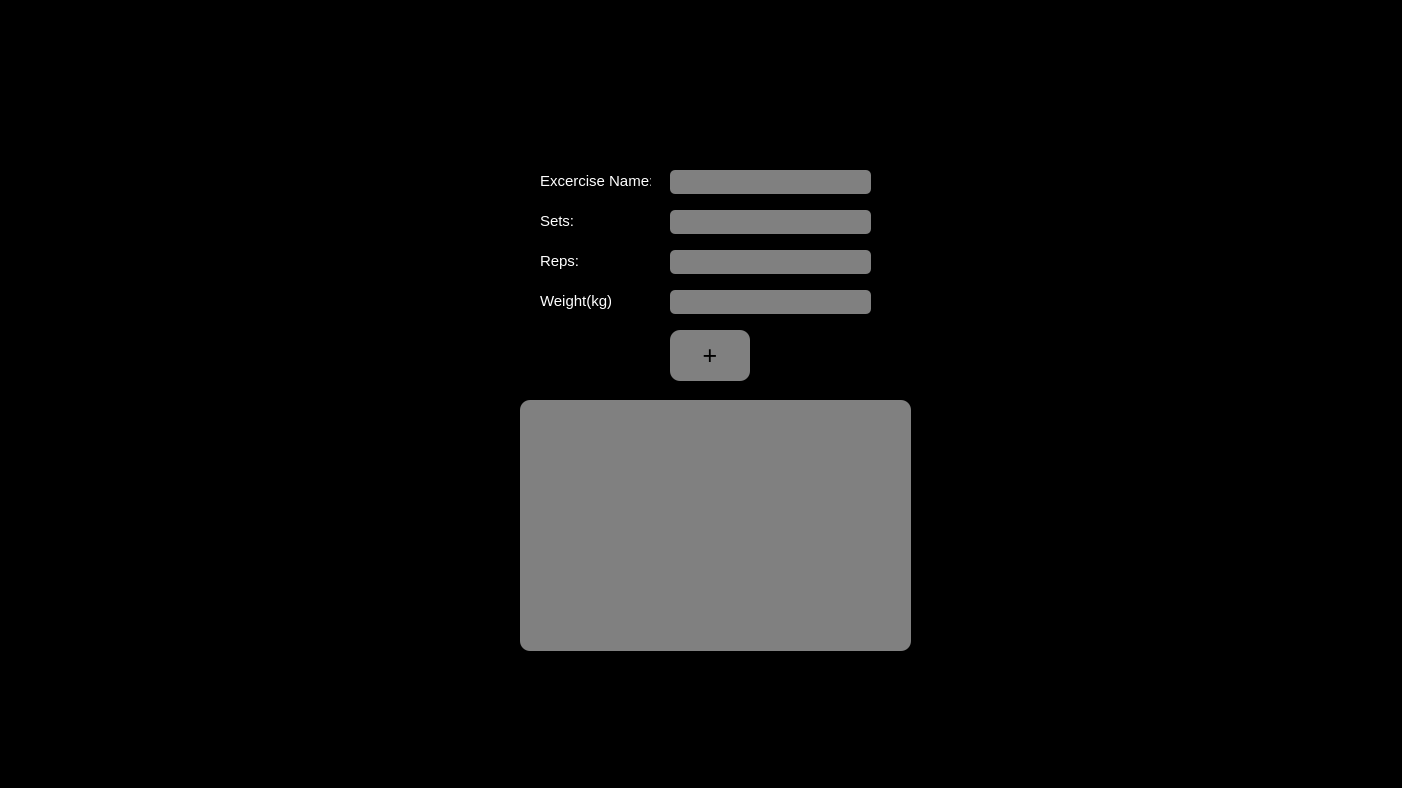
Before: the Qt Designer form mainwindow.ui in codify4/WorkoutBroGUI, drawn with Qt 5.
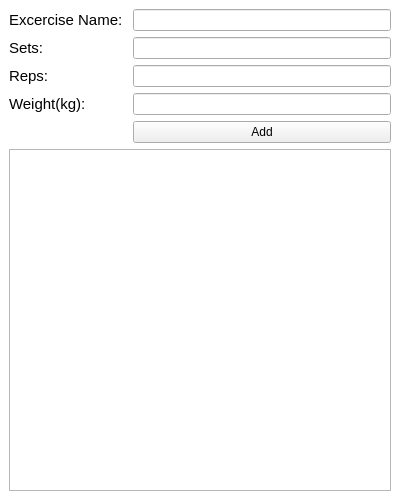
After: the same form once the commit is applied. Icons and pictures are not drawn.

Commit message: added delete feature + layout changes

The edit to the form file:
```diff
--- a/mainwindow.ui
+++ b/mainwindow.ui
@@ -6,223 +6,150 @@
    <rect>
     <x>0</x>
     <y>0</y>
-    <width>1402</width>
-    <height>788</height>
+    <width>400</width>
+    <height>500</height>
    </rect>
   </property>
+  <property name="sizePolicy">
+   <sizepolicy hsizetype="Preferred" vsizetype="Preferred">
+    <horstretch>0</horstretch>
+    <verstretch>0</verstretch>
+   </sizepolicy>
+  </property>
+  <property name="minimumSize">
+   <size>
+    <width>400</width>
+    <height>500</height>
+   </size>
+  </property>
+  <property name="maximumSize">
+   <size>
+    <width>1000</width>
+    <height>700</height>
+   </size>
+  </property>
+  <property name="font">
+   <font>
+    <family>Yu Gothic UI Semibold</family>
+    <bold>true</bold>
+   </font>
+  </property>
   <property name="windowTitle">
    <string>MainWindow</string>
   </property>
   <property name="styleSheet">
    <string notr="true">QMainWindow{
-	background-color:black;
+	background-color:white;
 }</string>
   </property>
   <widget class="QWidget" name="centralwidget">
-   <widget class="QLineEdit" name="name">
-    <property name="geometry">
-     <rect>
-      <x>670</x>
-      <y>170</y>
-      <width>201</width>
-      <height>24</height>
-     </rect>
-    </property>
-    <property name="styleSheet">
-     <string notr="true">QLineEdit{
-	background-color:gray;
+   <property name="enabled">
+    <bool>true</bool>
+   </property>
+   <property name="styleSheet">
+    <string notr="true"/>
+   </property>
+   <layout class="QGridLayout" name="gridLayout">
+    <item row="1" column="0">
+     <widget class="QLabel" name="setsLable">
+      <property name="styleSheet">
+       <string notr="true">QLabel{
+	color:black;
 	font-size:15px;
-	border-radius:5px;
 }</string>
-    </property>
-   </widget>
-   <widget class="QLineEdit" name="reps">
-    <property name="geometry">
-     <rect>
-      <x>670</x>
-      <y>250</y>
-      <width>201</width>
-      <height>24</height>
-     </rect>
-    </property>
-    <property name="styleSheet">
-     <string notr="true">QLineEdit{
-	background-color:gray;
+      </property>
+      <property name="text">
+       <string>Sets:</string>
+      </property>
+     </widget>
+    </item>
+    <item row="4" column="1">
+     <widget class="QPushButton" name="btnAdd">
+      <property name="cursor">
+       <cursorShape>PointingHandCursor</cursorShape>
+      </property>
+      <property name="text">
+       <string>Add</string>
+      </property>
+     </widget>
+    </item>
+    <item row="2" column="0">
+     <widget class="QLabel" name="repsLable">
+      <property name="styleSheet">
+       <string notr="true">QLabel{
+	color:black;
 	font-size:15px;
-	border-radius:5px;
 }</string>
-    </property>
-   </widget>
-   <widget class="QPushButton" name="btnAdd">
-    <property name="geometry">
-     <rect>
-      <x>670</x>
-      <y>330</y>
-      <width>80</width>
-      <height>51</height>
-     </rect>
-    </property>
-    <property name="styleSheet">
-     <string notr="true">QPushButton{
-	font-size:25px;
-	background-color:gray;
-	border-radius:10px;
-}</string>
-    </property>
-    <property name="text">
-     <string>+</string>
-    </property>
-   </widget>
-   <widget class="QListWidget" name="listWorkouts">
-    <property name="geometry">
-     <rect>
-      <x>520</x>
-      <y>400</y>
-      <width>391</width>
-      <height>251</height>
-     </rect>
-    </property>
-    <property name="styleSheet">
-     <string notr="true">QListWidget{
-	background-color:gray;
-	color:white;
+      </property>
+      <property name="text">
+       <string>Reps:</string>
+      </property>
+     </widget>
+    </item>
+    <item row="0" column="1">
+     <widget class="QLineEdit" name="name">
+      <property name="styleSheet">
+       <string notr="true"/>
+      </property>
+     </widget>
+    </item>
+    <item row="2" column="1">
+     <widget class="QLineEdit" name="reps">
+      <property name="styleSheet">
+       <string notr="true"/>
+      </property>
+     </widget>
+    </item>
+    <item row="5" column="0" colspan="2">
+     <widget class="QListWidget" name="listWorkouts">
+      <property name="styleSheet">
+       <string notr="true">QListWidget{
 	font-size:15px;
-	border-radius:10px;
 }</string>
-    </property>
-   </widget>
-   <widget class="QLabel" name="nameLabel">
-    <property name="geometry">
-     <rect>
-      <x>540</x>
-      <y>170</y>
-      <width>111</width>
-      <height>21</height>
-     </rect>
-    </property>
-    <property name="styleSheet">
-     <string notr="true">QLabel{
-	color:white;
+      </property>
+     </widget>
+    </item>
+    <item row="3" column="0">
+     <widget class="QLabel" name="weightLabel">
+      <property name="styleSheet">
+       <string notr="true">QLabel{
+	color:black;
 	font-size:15px;
 }</string>
-    </property>
-    <property name="text">
-     <string>Excercise Name: </string>
-    </property>
-   </widget>
-   <widget class="QLabel" name="repsLable">
-    <property name="geometry">
-     <rect>
-      <x>540</x>
-      <y>250</y>
-      <width>71</width>
-      <height>21</height>
-     </rect>
-    </property>
-    <property name="styleSheet">
-     <string notr="true">QLabel{
-	color:white;
+      </property>
+      <property name="text">
+       <string>Weight(kg):</string>
+      </property>
+     </widget>
+    </item>
+    <item row="0" column="0">
+     <widget class="QLabel" name="nameLabel">
+      <property name="styleSheet">
+       <string notr="true">QLabel{
+	color:black;
 	font-size:15px;
 }</string>
-    </property>
-    <property name="text">
-     <string>Reps:</string>
-    </property>
-   </widget>
-   <widget class="QLabel" name="weightLabel">
-    <property name="geometry">
-     <rect>
-      <x>540</x>
-      <y>290</y>
-      <width>71</width>
-      <height>21</height>
-     </rect>
-    </property>
-    <property name="styleSheet">
-     <string notr="true">QLabel{
-	color:white;
-	font-size:15px;
-}</string>
-    </property>
-    <property name="text">
-     <string>Weight(kg):</string>
-    </property>
-   </widget>
-   <widget class="QLineEdit" name="weight">
-    <property name="geometry">
-     <rect>
-      <x>670</x>
-      <y>290</y>
-      <width>201</width>
-      <height>24</height>
-     </rect>
-    </property>
-    <property name="styleSheet">
-     <string notr="true">QLineEdit{
-	background-color:gray;
-	font-size:15px;
-	border-radius:5px;
-}</string>
-    </property>
-   </widget>
-   <widget class="QLabel" name="setsLable">
-    <property name="geometry">
-     <rect>
-      <x>540</x>
-      <y>210</y>
-      <width>71</width>
-      <height>21</height>
-     </rect>
-    </property>
-    <property name="styleSheet">
-     <string notr="true">QLabel{
-	color:white;
-	font-size:15px;
-}</string>
-    </property>
-    <property name="text">
-     <string>Sets:</string>
-    </property>
-   </widget>
-   <widget class="QLineEdit" name="sets">
-    <property name="geometry">
-     <rect>
-      <x>670</x>
-      <y>210</y>
-      <width>201</width>
-      <height>24</height>
-     </rect>
-    </property>
-    <property name="styleSheet">
-     <string notr="true">QLineEdit{
-	background-color:gray;
-	font-size:15px;
-	border-radius:5px;
-}</string>
-    </property>
-   </widget>
-   <widget class="QLabel" name="label">
-    <property name="geometry">
-     <rect>
-      <x>510</x>
-      <y>10</y>
-      <width>400</width>
-      <height>151</height>
-     </rect>
-    </property>
-    <property name="maximumSize">
-     <size>
-      <width>400</width>
-      <height>300</height>
-     </size>
-    </property>
-    <property name="text">
-     <string/>
-    </property>
-    <property name="pixmap">
-     <pixmap>../../../../Downloads/WorkoutBroLogo.png</pixmap>
-    </property>
-   </widget>
+      </property>
+      <property name="text">
+       <string>Excercise Name: </string>
+      </property>
+     </widget>
+    </item>
+    <item row="3" column="1">
+     <widget class="QLineEdit" name="weight">
+      <property name="styleSheet">
+       <string notr="true"/>
+      </property>
+     </widget>
+    </item>
+    <item row="1" column="1">
+     <widget class="QLineEdit" name="sets">
+      <property name="styleSheet">
+       <string notr="true"/>
+      </property>
+     </widget>
+    </item>
+   </layout>
   </widget>
  </widget>
  <resources/>
```
The commit also changes 281 other files.
